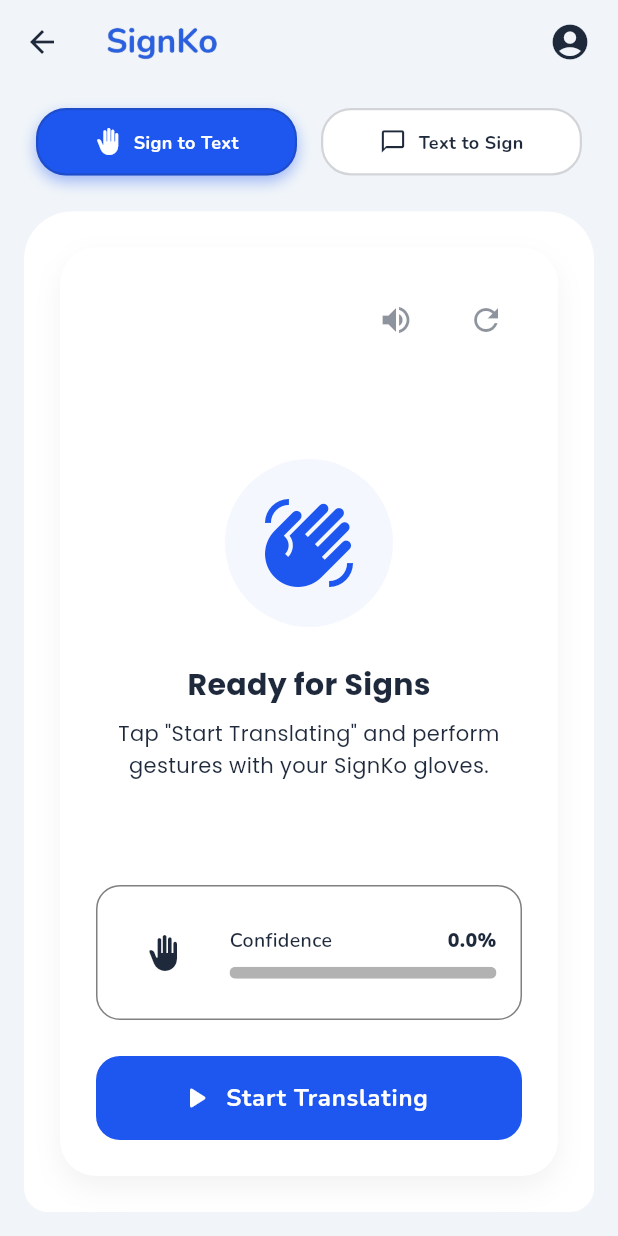
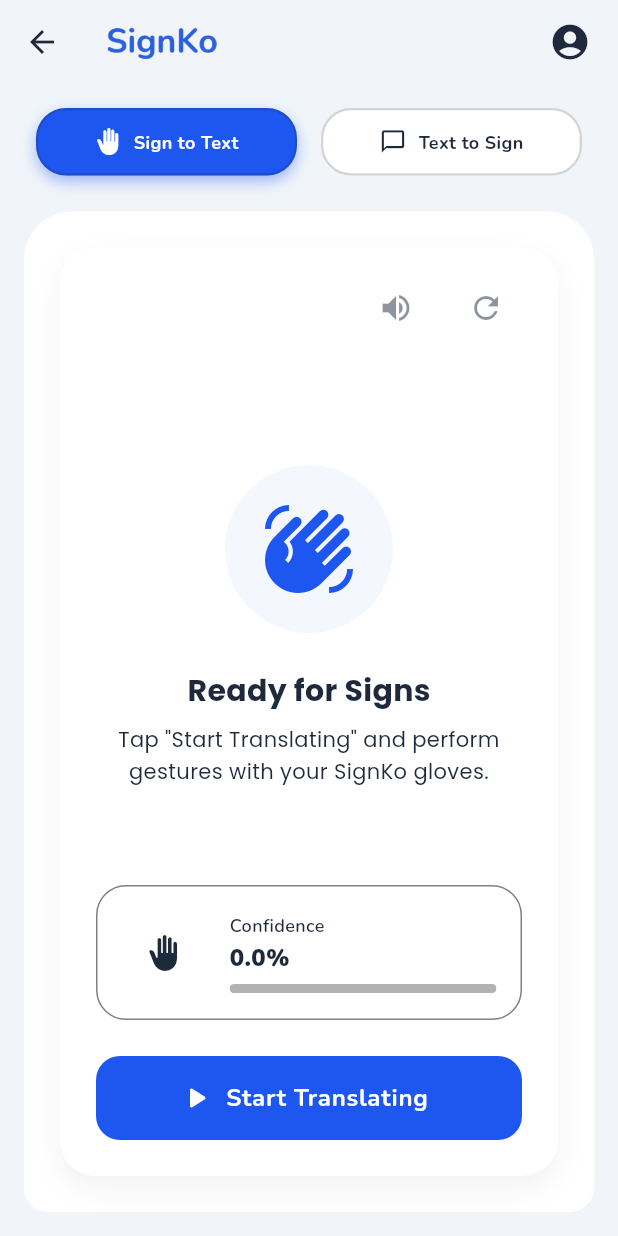
Before and after one commit to waeijn/signko, a Flutter app: the TranslationView screen opened directly, on a phone screen of 412 x 824 dp. Run offline on Flutter 3.47's test engine with Material 3 defaults, Android fonts, the phone set to English and light mode, and no system bars; our stand-ins replace flutter_riverpod, flutter_tts, google_fonts, hive_flutter, shared_preferences, speech_to_text; accounts and stored records are empty.

Commit message:
style: optimize SignToText panel responsive layout for terminal toggling

```diff
--- a/app/lib/features/translation/widgets/sign_to_text_panel.dart
+++ b/app/lib/features/translation/widgets/sign_to_text_panel.dart
@@ -188,7 +188,7 @@
     }
 
     return Container(
-      padding: const EdgeInsets.all(24),
+      padding: const EdgeInsets.fromLTRB(24, 16, 24, 24),
       decoration: BoxDecoration(
         color: theme.colorScheme.surface,
         borderRadius: BorderRadius.circular(24),
@@ -270,11 +270,15 @@
             ],
           ),
 
-          const Spacer(),
+          const SizedBox(height: 16), // Space between buttons and text
 
-          // Translated Text Display
-          Center(
-            child: _fullSentence.isEmpty && _currentWord.isEmpty
+          Expanded(
+            child: Center(
+              child: SingleChildScrollView(
+                child: Column(
+                  mainAxisSize: MainAxisSize.min,
+                  children: [
+                    _fullSentence.isEmpty && _currentWord.isEmpty
                         ? Column(
                             mainAxisSize: MainAxisSize.min,
                             children: [
@@ -292,6 +296,7 @@
                                   color: theme.colorScheme.primary,
                                 ),
                               ),
+                              if (!_isTerminalExpanded) ...[
                                 const SizedBox(height: 24),
                                 Text(
                                   'Ready for Signs',
@@ -312,6 +317,7 @@
                                   ),
                                 ),
                               ],
+                            ],
                           )
                         : Text(
                             '$_fullSentence$_currentWord',
@@ -323,11 +329,9 @@
                               color: theme.colorScheme.onSurface,
                             ),
                           ),
-          ),
                     if (_currentWord.isNotEmpty) ...[
                       const SizedBox(height: 12),
-            Center(
-              child: Row(
+                      Row(
                         mainAxisSize: MainAxisSize.min,
                         children: [
                           Text(
@@ -345,17 +349,20 @@
                           ),
                         ],
                       ),
+                    ],
+                  ],
                 ),
-          ],
-
-          const Spacer(),
+              ),
+            ),
+          ),
 
           // Gesture Visual Box & Confidence Bar
+          // Gesture Visual Box & Action Control Bar
           Container(
             padding: const EdgeInsets.all(16),
             decoration: BoxDecoration(
               color: theme.colorScheme.surfaceContainerHighest.withValues(alpha: 0.5),
-              borderRadius: BorderRadius.circular(16),
+              borderRadius: BorderRadius.circular(20),
               border: Border.all(
                   color: theme.colorScheme.outlineVariant.withValues(alpha: 0.5)),
             ),
@@ -400,34 +407,31 @@
                 Expanded(
                   child: Column(
                     crossAxisAlignment: CrossAxisAlignment.start,
-                    children: [
-                      Row(
-                        mainAxisAlignment: MainAxisAlignment.spaceBetween,
+                    mainAxisAlignment: MainAxisAlignment.center,
                     children: [
                       Text(
                         'Confidence',
                         style: TextStyle(
-                              fontSize: 13,
+                          fontSize: 12,
                           fontWeight: FontWeight.w600,
                           color: theme.colorScheme.onSurfaceVariant,
                         ),
                       ),
+                      const SizedBox(height: 2),
                       Text(
                         '${(_confidence * 100).toStringAsFixed(1)}%',
                         style: TextStyle(
-                              fontSize: 13,
+                          fontSize: 16,
                           fontWeight: FontWeight.w900,
                           color: _isRunning ? confColor : theme.colorScheme.onSurfaceVariant,
                         ),
                       ),
-                        ],
-                      ),
-                      const SizedBox(height: 8),
+                      const SizedBox(height: 6),
                       ClipRRect(
                         borderRadius: BorderRadius.circular(6),
                         child: LinearProgressIndicator(
                           value: _isRunning ? _confidence : 0,
-                          minHeight: 8,
+                          minHeight: 6,
                           backgroundColor: theme.colorScheme.outlineVariant
                               .withValues(alpha: 0.3),
                           valueColor: AlwaysStoppedAnimation<Color>(confColor),
@@ -436,12 +440,38 @@
                     ],
                   ),
                 ),
+
+                // Compact Mode: Inline Action Button (Only visible if terminal expanded)
+                if (_isTerminalExpanded) ...[
+                  const SizedBox(width: 16),
+                  SizedBox(
+                    width: 56,
+                    height: 56,
+                    child: ElevatedButton(
+                      onPressed: _isRunning ? _stopSimulation : _startSimulation,
+                      style: ElevatedButton.styleFrom(
+                        padding: EdgeInsets.zero,
+                        backgroundColor: _isRunning ? Colors.red.shade600 : theme.colorScheme.primary,
+                        foregroundColor: Colors.white,
+                        elevation: 0,
+                        shape: RoundedRectangleBorder(
+                          borderRadius: BorderRadius.circular(12),
+                        ),
+                      ),
+                      child: Icon(
+                        _isRunning ? Icons.stop_rounded : Icons.play_arrow_rounded,
+                        size: 32,
+                      ),
+                    ),
+                  ),
+                ],
               ],
             ),
           ),
+
+          // Full-size Action Button (Hidden when terminal is expanded to save space)
+          if (!_isTerminalExpanded) ...[
             const SizedBox(height: 24),
-
-          // Primary Action Button (Start/Stop)
             SizedBox(
               width: double.infinity,
               height: 56,
@@ -471,6 +501,7 @@
                 ),
               ),
             ),
+          ],
         ],
       ),
     );
```
Lines whose indentation alone changed are shown as unchanged.
